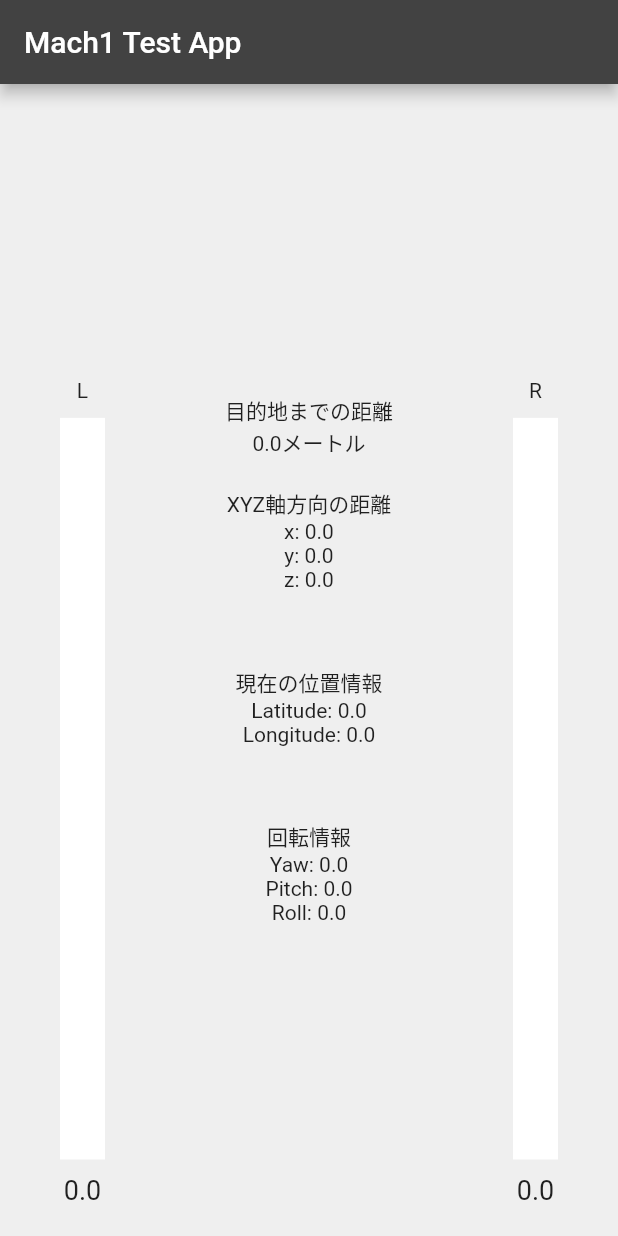
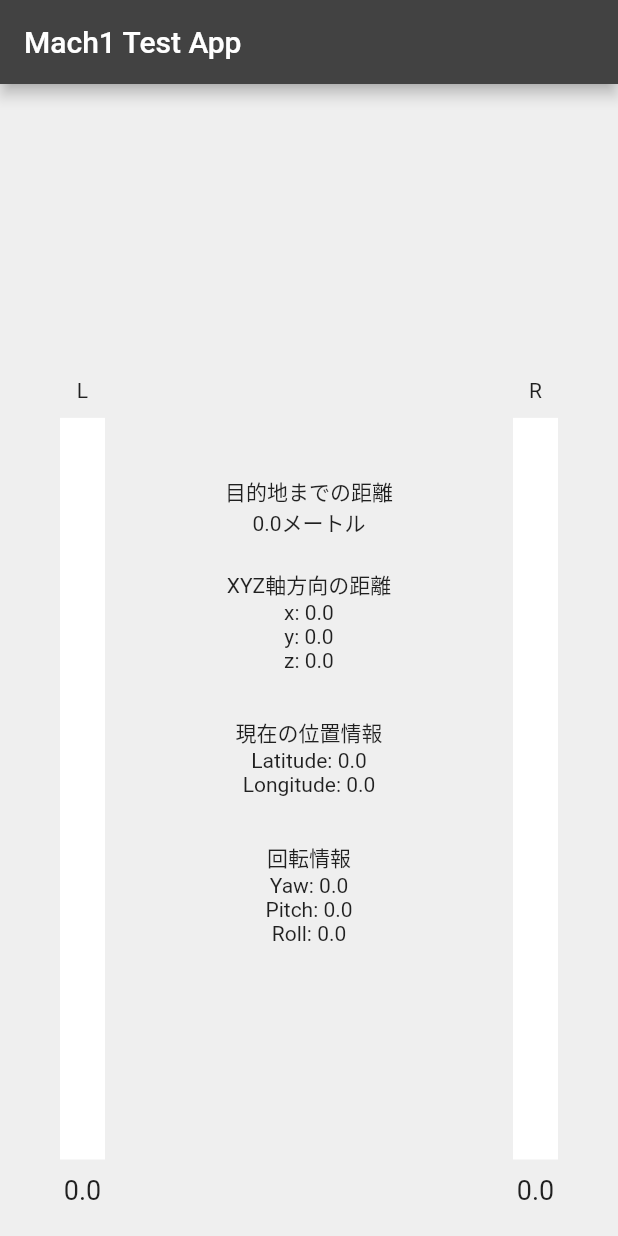
Before and after one commit to shin-shin-01/mach1_spatial_api, a Flutter app: the screen it shows after launch, on a phone screen of 412 x 824 dp. Run offline on Flutter 3.47's test engine with Material 2 defaults, Android fonts, the phone set to English and light mode, and no system bars; our stand-ins replace cloud_firestore, dio, firebase_core, geolocator; accounts and stored records are empty; statements that could not run were skipped.

Commit message:
update: ui

```diff
--- a/lib/main.dart
+++ b/lib/main.dart
@@ -54,6 +54,10 @@ class MyHomePage extends StatefulWidget {
 class _MyHomePageState extends State<MyHomePage> {
   static const platform = MethodChannel('audio');
 
+  // 目的地
+  String spotName = "";
+  String audioName = "";
+
   // 目的地までの距離
   double distance = 0.0;
   double x = 0.0;
@@ -98,11 +102,15 @@ class _MyHomePageState extends State<MyHomePage> {
           setState(() {
             latitude = position.latitude;
             longitude = position.longitude;
+
+            spotName = spot.name;
+            audioName = spot.audio.name;
             distance = double.parse((spot.distance).toStringAsFixed(2));
             x = spot.xDistance;
             y = spot.yDistance;
           });
 
+          // 音楽を再生
           await _startAudio();
         }
       });
@@ -206,6 +214,10 @@ class _MyHomePageState extends State<MyHomePage> {
     return Column(
       mainAxisAlignment: MainAxisAlignment.center,
       children: <Widget>[
+        Text(spotName,
+            style: const TextStyle(fontSize: 18, fontWeight: FontWeight.bold)),
+        Text(audioName),
+        const SizedBox(height: 30),
         const Text("目的地までの距離"),
         Text('$distanceメートル'),
         const SizedBox(height: 20),
@@ -213,11 +225,11 @@ class _MyHomePageState extends State<MyHomePage> {
         Text('x: $x'),
         Text('y: $y'),
         Text('z: $z'),
-        const SizedBox(height: 50),
+        const SizedBox(height: 30),
         const Text("現在の位置情報"),
         Text('Latitude: $latitude'),
         Text('Longitude: $longitude'),
-        const SizedBox(height: 50),
+        const SizedBox(height: 30),
         const Text("回転情報"),
         Text('Yaw: $yaw'),
         Text('Pitch: $pitch'),
```
